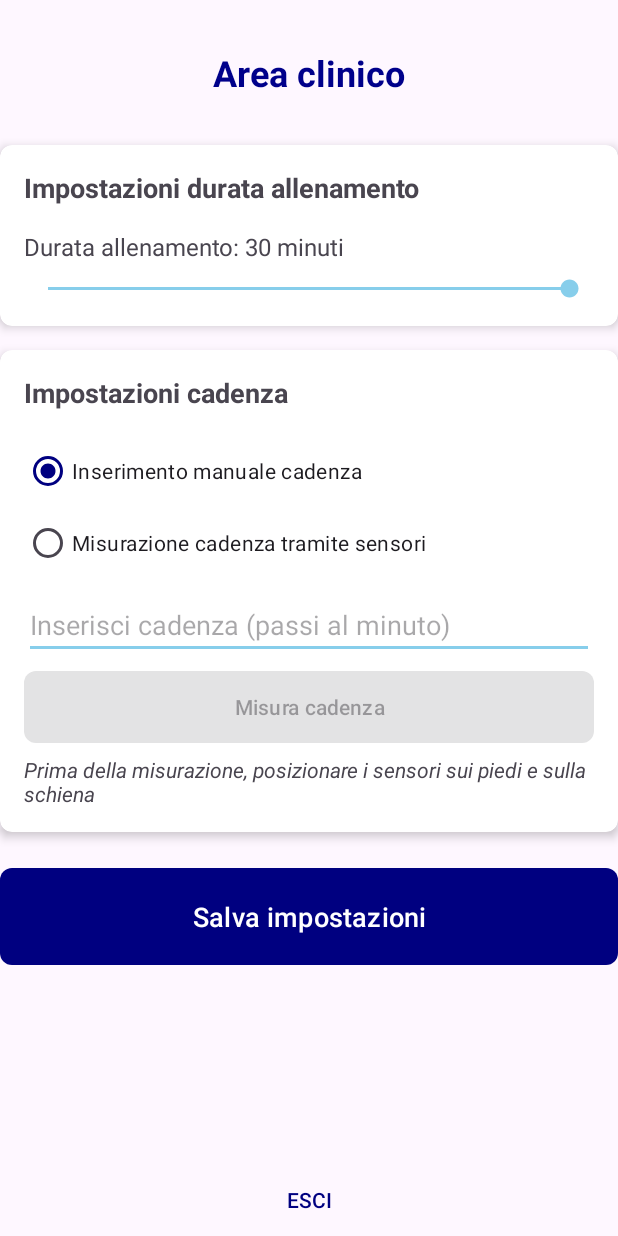
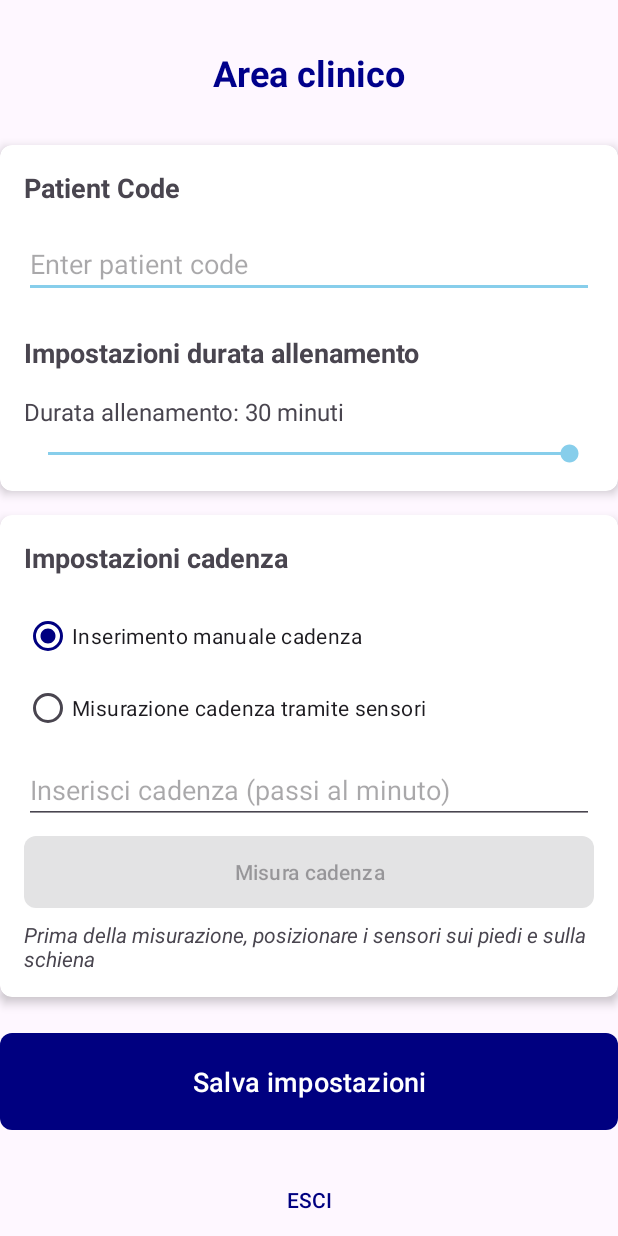
Before and after one commit to SinisJai/GaitTraining, an Android app: the ClinicianActivity screen opened directly, with no data from a screen before it, on a phone screen of 412 x 824 dp. Run offline under Robolectric (Android 15) with nearby library versions, the phone set to English and light mode, and no system bars.

Commit message:
patient code commit

```diff
--- a/app/src/main/java/com/example/msway/utils/SessionManager.java
+++ b/app/src/main/java/com/example/msway/utils/SessionManager.java
@@ -3,42 +3,38 @@ package com.example.msway.utils;
 
 import android.content.Context;
 import android.content.SharedPreferences;
-
 public class SessionManager {
-    private static final String PREF_NAME = "MSWAYSession";
-    private static final String KEY_IS_LOGGED_IN = "isLoggedIn";
+    private SharedPreferences sharedPreferences;
+    private static final String PREF_NAME = "mSWAYSession";
     private static final String KEY_USERNAME = "username";
-
-    private SharedPreferences preferences;
-    private SharedPreferences.Editor editor;
-    private Context context;
+    private static final String KEY_LOGGED_IN = "logged_in";
+    private static final String PREF_ACTIVE_PATIENT = "active_patient";
 
     public SessionManager(Context context) {
-        this.context = context;
-        preferences = context.getSharedPreferences(PREF_NAME, Context.MODE_PRIVATE);
-        editor = preferences.edit();
+        sharedPreferences = context.getSharedPreferences(PREF_NAME, Context.MODE_PRIVATE);
     }
 
-    public void setLoggedIn(boolean isLoggedIn) {
-        editor.putBoolean(KEY_IS_LOGGED_IN, isLoggedIn);
-        editor.apply();
+    public void setUsername(String username) {
+        sharedPreferences.edit().putString(KEY_USERNAME, username).apply();
+    }
+
+    public String getUsername() {
+        return sharedPreferences.getString(KEY_USERNAME, "");
+    }
+
+    public void setLoggedIn(boolean loggedIn) {
+        sharedPreferences.edit().putBoolean(KEY_LOGGED_IN, loggedIn).apply();
     }
 
     public boolean isLoggedIn() {
-        return preferences.getBoolean(KEY_IS_LOGGED_IN, false);
+        return sharedPreferences.getBoolean(KEY_LOGGED_IN, false);
     }
 
-    public void setUsername(String username) {
-        editor.putString(KEY_USERNAME, username);
-        editor.apply();
+    public void setActivePatientCode(String code) {
+        sharedPreferences.edit().putString(PREF_ACTIVE_PATIENT, code).apply();
     }
 
-    public String getUsername() {
-        return preferences.getString(KEY_USERNAME, "");
-    }
-
-    public void clearSession() {
-        editor.clear();
-        editor.apply();
+    public String getActivePatientCode() {
+        return sharedPreferences.getString(PREF_ACTIVE_PATIENT, null);
     }
 }
--- a/app/src/main/res/layout/activity_clinician.xml
+++ b/app/src/main/res/layout/activity_clinician.xml
@@ -48,6 +48,22 @@
                     android:layout_height="wrap_content"
                     android:orientation="vertical"
                     android:padding="16dp">
+
+                    <TextView
+                        android:layout_width="match_parent"
+                        android:layout_height="wrap_content"
+                        android:text="@string/patient_code"
+                        android:textSize="18sp"
+                        android:textStyle="bold"
+                        android:layout_marginBottom="16dp"/>
+
+                    <EditText
+                        android:id="@+id/etPatientCode"
+                        android:layout_width="match_parent"
+                        android:layout_height="wrap_content"
+                        android:hint="@string/enter_patient_code"
+                        android:inputType="text"
+                        android:layout_marginBottom="24dp"/>
 
                     <TextView
                         android:layout_width="match_parent"
--- a/app/src/main/res/values/strings.xml
+++ b/app/src/main/res/values/strings.xml
@@ -1,8 +1,12 @@
+<?xml version="1.0" encoding="utf-8"?>
 <resources>
     <string name="enter_cadence">Inserire un valure di cadenza</string>
     <string name="save_error">Errore nel salvataggio</string>
 
     <string name="app_name">Gait Training</string>
+    <string name="patient_code">Patient Code</string>
+    <string name="enter_patient_code">Enter patient code</string>
+    <string name="invalid_patient_code">Please enter a valid patient code</string>
 
     <!-- General strings -->
     <string name="back">Indietro</string>
```
Also changed, not shown: app/src/main/java/com/example/msway/ClinicianActivity.java (+25 -17 lines), app/src/main/java/com/example/msway/PatientActivity.java (+18 -27 lines), app/src/main/java/com/example/msway/TrainingActivity.java (+8 -16 lines), app/src/main/java/com/example/msway/models/PatientData.java (+11 -1 lines), app/src/main/java/com/example/msway/utils/DataManager.java (+55 -45 lines).
